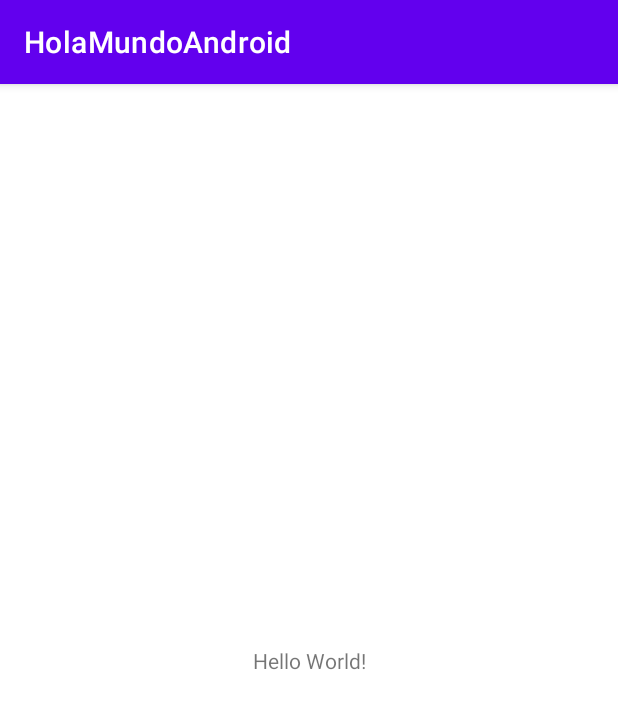
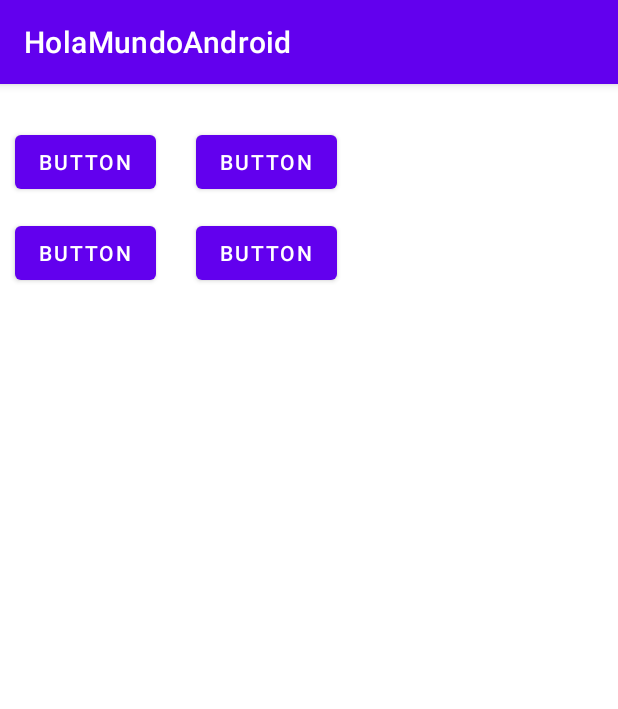
Before and after one commit to DanielRodriguezCarreon/HolaMundoAndroid, an Android app: the screen it shows after launch (MainActivity), on a phone screen of 412 x 824 dp. Shown: the top 709 px of the screen. Run offline under Robolectric (Android 15) with nearby library versions, the phone set to English and light mode, and no system bars.

Commit message:
Segunda version

```diff
--- a/app/src/main/res/layout/activity_main.xml
+++ b/app/src/main/res/layout/activity_main.xml
@@ -6,13 +6,56 @@
     android:layout_height="match_parent"
     tools:context=".MainActivity">
 
-    <TextView
+    <Button
+        android:id="@+id/button"
         android:layout_width="wrap_content"
         android:layout_height="wrap_content"
-        android:text="Hello World!"
-        app:layout_constraintBottom_toBottomOf="parent"
-        app:layout_constraintLeft_toLeftOf="parent"
-        app:layout_constraintRight_toRightOf="parent"
+        android:layout_marginStart="16dp"
+        android:layout_marginTop="16dp"
+        android:layout_marginEnd="13dp"
+        android:text="Button"
+        app:layout_constraintBottom_toTopOf="@+id/button4"
+        app:layout_constraintEnd_toStartOf="@+id/button2"
+        app:layout_constraintStart_toStartOf="parent"
         app:layout_constraintTop_toTopOf="parent" />
 
+    <Button
+        android:id="@+id/button2"
+        android:layout_width="wrap_content"
+        android:layout_height="wrap_content"
+        android:layout_marginStart="13dp"
+        android:layout_marginTop="16dp"
+        android:layout_marginEnd="194dp"
+        android:text="Button"
+        app:layout_constraintBottom_toTopOf="@+id/button3"
+        app:layout_constraintEnd_toEndOf="parent"
+        app:layout_constraintStart_toEndOf="@+id/button"
+        app:layout_constraintTop_toTopOf="parent" />
+
+    <Button
+        android:id="@+id/button3"
+        android:layout_width="wrap_content"
+        android:layout_height="wrap_content"
+        android:layout_marginStart="13dp"
+        android:layout_marginEnd="194dp"
+        android:layout_marginBottom="619dp"
+        android:text="Button"
+        app:layout_constraintBottom_toBottomOf="parent"
+        app:layout_constraintEnd_toEndOf="parent"
+        app:layout_constraintStart_toEndOf="@+id/button4"
+        app:layout_constraintTop_toBottomOf="@+id/button2" />
+
+    <Button
+        android:id="@+id/button4"
+        android:layout_width="wrap_content"
+        android:layout_height="wrap_content"
+        android:layout_marginStart="16dp"
+        android:layout_marginEnd="13dp"
+        android:layout_marginBottom="619dp"
+        android:text="Button"
+        app:layout_constraintBottom_toBottomOf="parent"
+        app:layout_constraintEnd_toStartOf="@+id/button3"
+        app:layout_constraintStart_toStartOf="parent"
+        app:layout_constraintTop_toBottomOf="@+id/button" />
+
 </androidx.constraintlayout.widget.ConstraintLayout>
```
